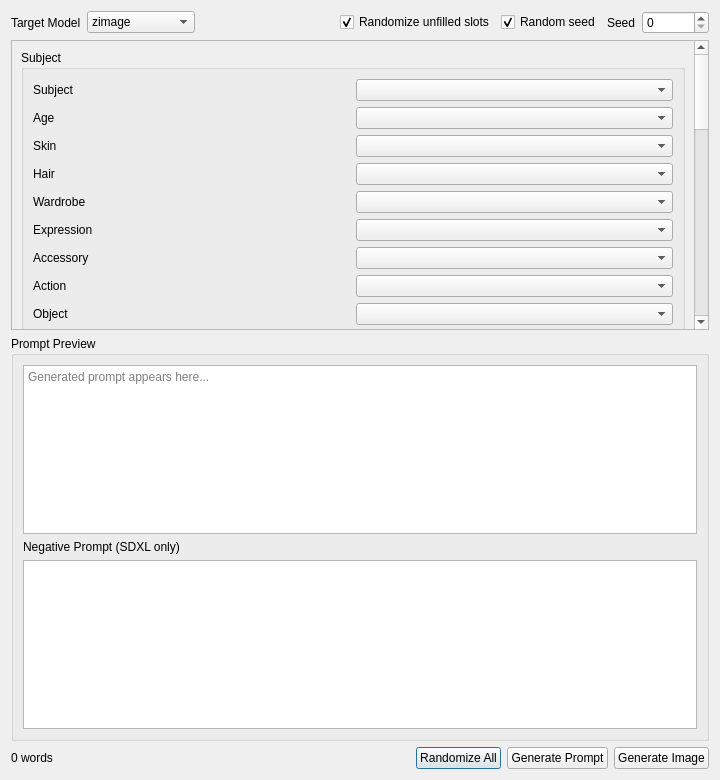
Above: src/airunner/components/art/gui/windows/prompt_builder/templates/prompt_builder.ui from Capsize-Games/airunner before the change. Below: the same form after it.
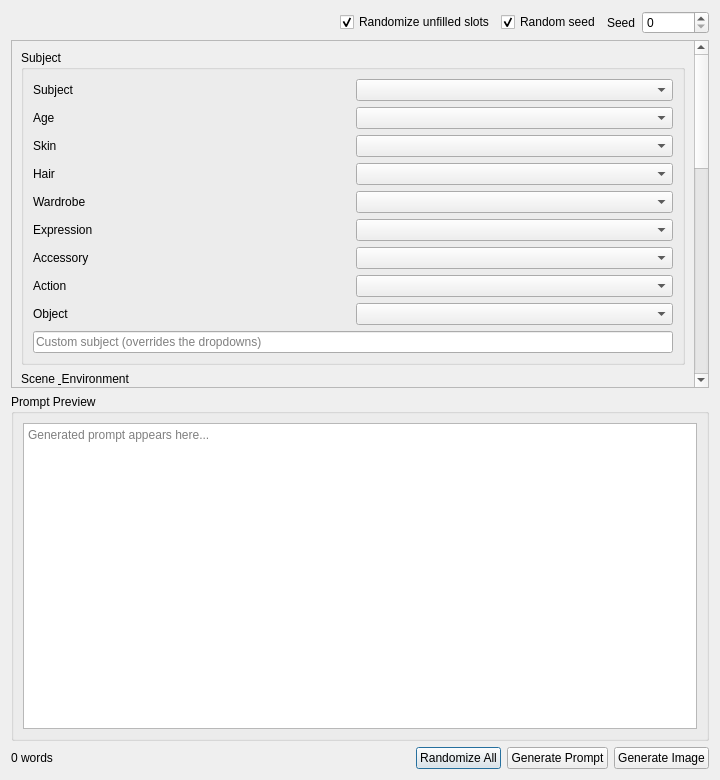
That is the form after the change.

Commit message: feat!: strip all SDXL support incl. ControlNet and art LoRA GUI (#2249)

The edit to the form file:
```diff
--- a/src/airunner/components/art/gui/windows/prompt_builder/templates/prompt_builder.ui
+++ b/src/airunner/components/art/gui/windows/prompt_builder/templates/prompt_builder.ui
@@ -22,27 +22,6 @@
   <layout class="QVBoxLayout" name="verticalLayout_root">
    <item>
     <layout class="QHBoxLayout" name="horizontalLayout_target">
-     <item>
-      <widget class="QLabel" name="label_target">
-       <property name="text">
-        <string>Target Model</string>
-       </property>
-      </widget>
-     </item>
-     <item>
-      <widget class="QComboBox" name="target_generator">
-       <item>
-        <property name="text">
-         <string>zimage</string>
-        </property>
-       </item>
-       <item>
-        <property name="text">
-         <string>stablediffusion</string>
-        </property>
-       </item>
-      </widget>
-     </item>
      <item>
       <spacer name="horizontalSpacer_target">
        <property name="orientation">
@@ -382,20 +361,6 @@
           <item row="0" column="1">
            <widget class="QComboBox" name="quality"/>
           </item>
-          <item row="1" column="0">
-           <widget class="QLabel" name="label_custom_negative">
-            <property name="text">
-             <string>Custom Negative Terms</string>
-            </property>
-           </widget>
-          </item>
-          <item row="1" column="1">
-           <widget class="QLineEdit" name="custom_negative">
-            <property name="placeholderText">
-             <string>Extra negative terms (SDXL only, comma separated)</string>
-            </property>
-           </widget>
-          </item>
          </layout>
         </widget>
        </item>
@@ -442,20 +407,6 @@
         </property>
        </widget>
       </item>
-      <item>
-       <widget class="QLabel" name="negative_prompt_label">
-        <property name="text">
-         <string>Negative Prompt (SDXL only)</string>
-        </property>
-       </widget>
-      </item>
-      <item>
-       <widget class="QPlainTextEdit" name="negative_prompt_preview">
-        <property name="readOnly">
-         <bool>false</bool>
-        </property>
-       </widget>
-      </item>
      </layout>
     </widget>
    </item>
```
The commit also changes 184 other files.
